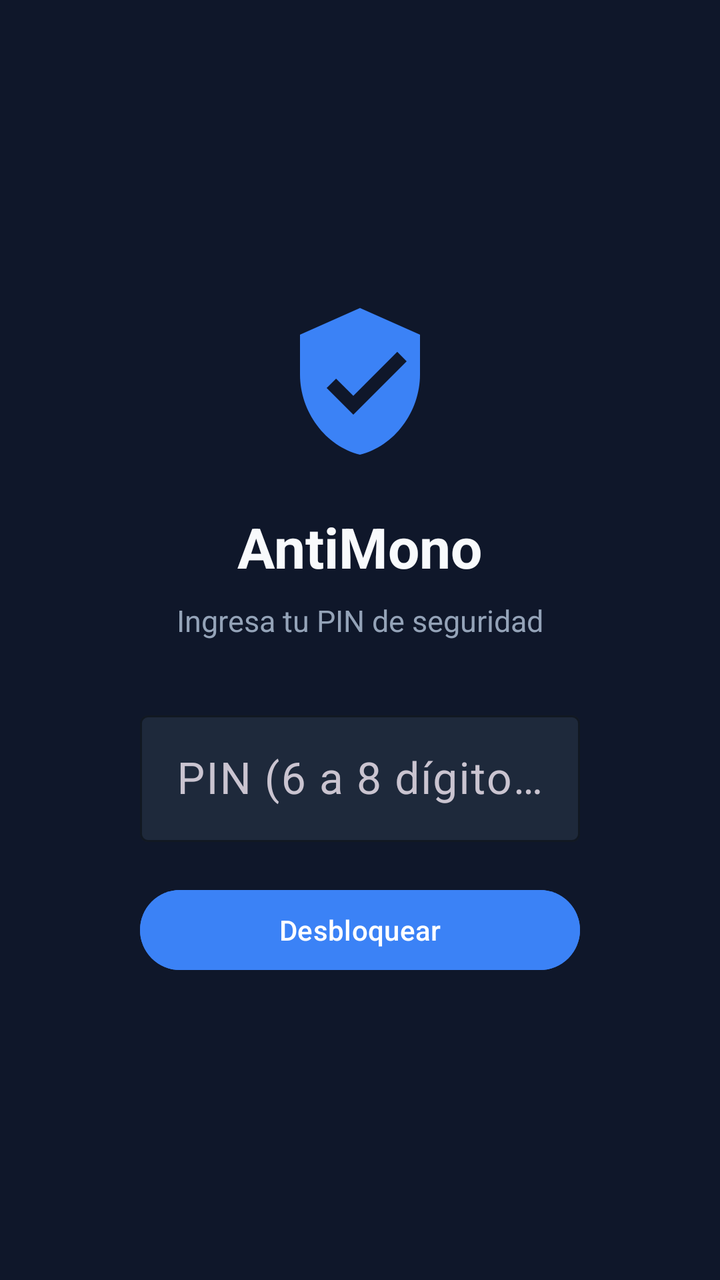
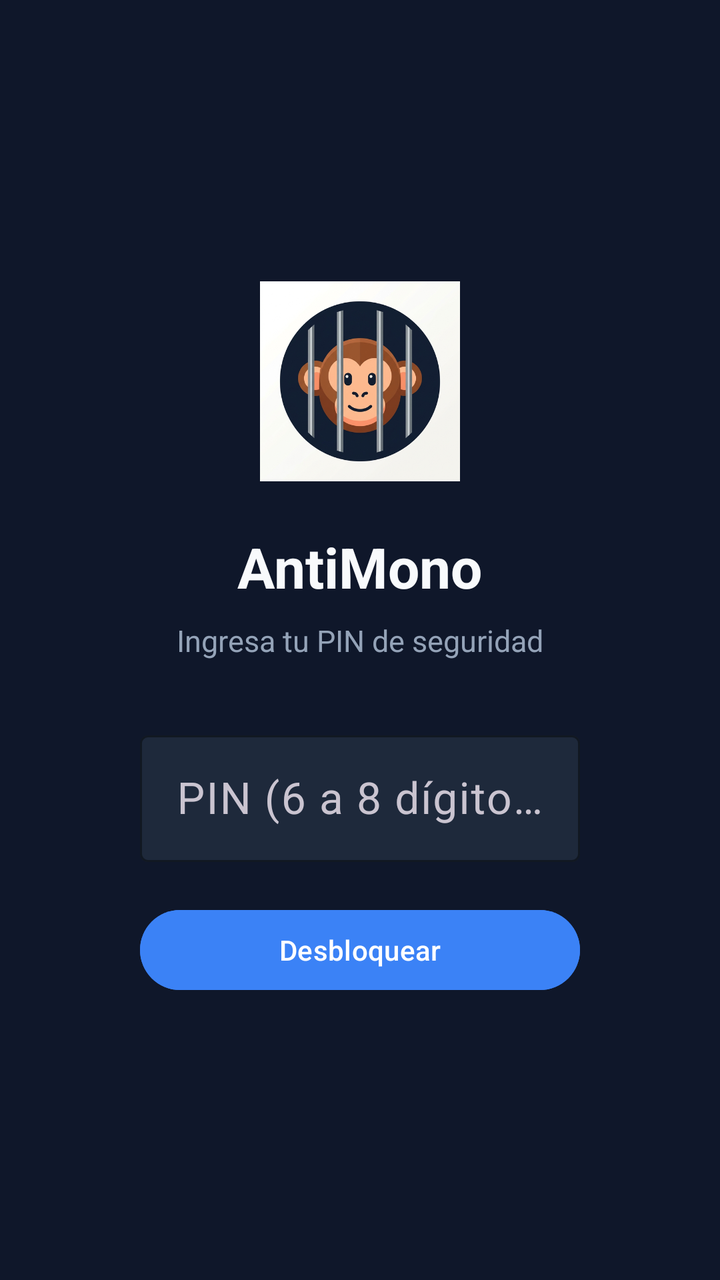

Before-and-after screenshots of an Android layout around one commit, followed by the original layout XML and the change that was made.
<!-- AndroidManifest.xml: application theme Theme.AntiMono -->
<!-- res/layout/activity_main.xml -->
<?xml version="1.0" encoding="utf-8"?>
<androidx.coordinatorlayout.widget.CoordinatorLayout xmlns:android="http://schemas.android.com/apk/res/android"
    xmlns:app="http://schemas.android.com/apk/res-auto"
    android:layout_width="match_parent"
    android:layout_height="match_parent"
    android:background="@color/background">

    
    <LinearLayout
        android:id="@+id/layoutPinAuth"
        android:layout_width="match_parent"
        android:layout_height="match_parent"
        android:gravity="center"
        android:orientation="vertical"
        android:padding="32dp"
        android:visibility="visible">

        <ImageView
            android:layout_width="80dp"
            android:layout_height="80dp"
            android:src="@drawable/ic_shield"
            android:contentDescription="@string/app_name" />

        <TextView
            android:id="@+id/tvPinTitle"
            android:layout_width="wrap_content"
            android:layout_height="wrap_content"
            android:layout_marginTop="24dp"
            android:text="AntiMono"
            android:textColor="@color/text_primary"
            android:textSize="28sp"
            android:textStyle="bold" />

        <TextView
            android:id="@+id/tvPinSubtitle"
            android:layout_width="wrap_content"
            android:layout_height="wrap_content"
            android:layout_marginTop="8dp"
            android:text="Ingresa tu PIN de seguridad"
            android:textColor="@color/text_secondary"
            android:textSize="15sp" />

        <com.google.android.material.textfield.TextInputLayout
            android:layout_width="220dp"
            android:layout_height="wrap_content"
            android:layout_marginTop="32dp"
            app:boxBackgroundColor="@color/surface"
            app:boxStrokeColor="@color/accent"
            app:hintTextColor="@color/accent">

            <com.google.android.material.textfield.TextInputEditText
                android:id="@+id/etPin"
                android:layout_width="match_parent"
                android:layout_height="wrap_content"
                android:gravity="center"
                android:hint="PIN (6 a 8 dígitos)"
                android:imeOptions="actionDone"
                android:inputType="numberPassword"
                android:maxLength="8"
                android:textColor="@color/text_primary"
                android:textSize="22sp" />
        </com.google.android.material.textfield.TextInputLayout>

        <com.google.android.material.button.MaterialButton
            android:id="@+id/btnSubmitPin"
            android:layout_width="220dp"
            android:layout_height="wrap_content"
            android:layout_marginTop="20dp"
            android:backgroundTint="@color/accent"
            android:text="Desbloquear"
            android:textAllCaps="false"
            android:textColor="@color/white" />

    </LinearLayout>

    
    <androidx.core.widget.NestedScrollView
        android:id="@+id/layoutDashboard"
        android:layout_width="match_parent"
        android:layout_height="match_parent"
        android:visibility="gone">

        <LinearLayout
            android:layout_width="match_parent"
            android:layout_height="wrap_content"
            android:orientation="vertical"
            android:padding="20dp">

            
            <LinearLayout
                android:layout_width="match_parent"
                android:layout_height="wrap_content"
                android:gravity="center_vertical"
                android:orientation="horizontal">

                <ImageView
                    android:layout_width="36dp"
                    android:layout_height="36dp"
                    android:src="@drawable/ic_shield"
                    android:contentDescription="@string/app_name" />

                <TextView
                    android:layout_width="0dp"
                    android:layout_height="wrap_content"
                    android:layout_marginStart="12dp"
                    android:layout_weight="1"
                    android:text="AntiMono"
                    android:textColor="@color/text_primary"
                    android:textSize="22sp"
                    android:textStyle="bold" />

                <com.google.android.material.button.MaterialButton
                    android:id="@+id/btnLockApp"
                    style="@style/Widget.Material3.Button.TextButton"
                    android:layout_width="wrap_content"
                    android:layout_height="wrap_content"
                    android:text="Bloquear"
                    android:textColor="@color/accent" />
            </LinearLayout>

            
            <com.google.android.material.card.MaterialCardView
                android:layout_width="match_parent"
                android:layout_height="wrap_content"
                android:layout_marginTop="16dp"
                app:cardBackgroundColor="@color/surface"
                app:cardCornerRadius="16dp"
                app:strokeWidth="0dp">

                <LinearLayout
                    android:layout_width="match_parent"
                    android:layout_height="wrap_content"
                    android:gravity="center_vertical"
                    android:orientation="horizontal"
                    android:padding="16dp">

                    <LinearLayout
                        android:layout_width="0dp"
                        android:layout_height="wrap_content"
                        android:layout_weight="1"
                        android:orientation="vertical">

                        <TextView
                            android:id="@+id/tvProtectionStatus"
                            android:layout_width="wrap_content"
                            android:layout_height="wrap_content"
                            android:text="Protección Activa"
                            android:textColor="@color/status_green"
                            android:textSize="18sp"
                            android:textStyle="bold" />

                        <TextView
                            android:layout_width="wrap_content"
                            android:layout_height="wrap_content"
                            android:layout_marginTop="4dp"
                            android:text="Vigilando páginas y desinstalación"
                            android:textColor="@color/text_secondary"
                            android:textSize="13sp" />
                    </LinearLayout>

                    <com.google.android.material.materialswitch.MaterialSwitch
                        android:id="@+id/switchMasterProtection"
                        android:layout_width="wrap_content"
                        android:layout_height="wrap_content"
                        android:checked="true" />
                </LinearLayout>
            </com.google.android.material.card.MaterialCardView>

            
            <com.google.android.material.card.MaterialCardView
                android:layout_width="match_parent"
                android:layout_height="wrap_content"
                android:layout_marginTop="16dp"
                app:cardBackgroundColor="@color/surface"
                app:cardCornerRadius="16dp"
                app:strokeWidth="0dp">

                <LinearLayout
                    android:layout_width="match_parent"
                    android:layout_height="wrap_content"
                    android:orientation="vertical"
                    android:padding="16dp">

                    <TextView
                        android:layout_width="wrap_content"
                        android:layout_height="wrap_content"
                        android:text="Permisos del Sistema"
                        android:textColor="@color/text_primary"
                        android:textSize="16sp"
                        android:textStyle="bold" />

                    
                    <LinearLayout
                        android:layout_width="match_parent"
                        android:layout_height="wrap_content"
                        android:layout_marginTop="12dp"
                        android:gravity="center_vertical"
                        android:orientation="horizontal">

                        <TextView
                            android:id="@+id/tvAccessibilityStatus"
                            android:layout_width="0dp"
                            android:layout_height="wrap_content"
                            android:layout_weight="1"
                            android:text="1. Accesibilidad: Inactivo"
                            android:textColor="@color/status_red"
                            android:textSize="14sp" />

                        <com.google.android.material.button.MaterialButton
                            android:id="@+id/btnEnableAccessibility"
                            style="@style/Widget.Material3.Button.TonalButton"
                            android:layout_width="wrap_content"
                            android:layout_height="wrap_content"
                            android:text="Activar" />
                    </LinearLayout>

                    
                    <LinearLayout
                        android:layout_width="match_parent"
                        android:layout_height="wrap_content"
                        android:layout_marginTop="10dp"
                        android:gravity="center_vertical"
                        android:orientation="horizontal">

                        <TextView
                            android:id="@+id/tvDeviceAdminStatus"
                            android:layout_width="0dp"
                            android:layout_height="wrap_content"
                            android:layout_weight="1"
                            android:text="2. Anti-Desinstalación: Inactivo"
                            android:textColor="@color/status_red"
                            android:textSize="14sp" />

                        <com.google.android.material.button.MaterialButton
                            android:id="@+id/btnEnableDeviceAdmin"
                            style="@style/Widget.Material3.Button.TonalButton"
                            android:layout_width="wrap_content"
                            android:layout_height="wrap_content"
                            android:text="Activar" />
                    </LinearLayout>

                    
                    <com.google.android.material.button.MaterialButton
                        android:id="@+id/btnBatteryOptimization"
                        style="@style/Widget.Material3.Button.TextButton"
                        android:layout_width="wrap_content"
                        android:layout_height="wrap_content"
                        android:layout_marginTop="4dp"
                        android:text="🔋 Desactivar optimización de batería (Samsung)"
                        android:textColor="@color/accent"
                        android:textSize="12sp" />
                </LinearLayout>
            </com.google.android.material.card.MaterialCardView>

            
            <com.google.android.material.card.MaterialCardView
                android:layout_width="match_parent"
                android:layout_height="wrap_content"
                android:layout_marginTop="16dp"
                app:cardBackgroundColor="@color/surface"
                app:cardCornerRadius="16dp"
                app:strokeWidth="0dp">

                <LinearLayout
                    android:layout_width="match_parent"
                    android:layout_height="wrap_content"
                    android:orientation="vertical"
                    android:padding="16dp">

                    <TextView
                        android:layout_width="wrap_content"
                        android:layout_height="wrap_content"
                        android:text="Filtros Automáticos"
                        android:textColor="@color/text_primary"
                        android:textSize="16sp"
                        android:textStyle="bold" />

                    <LinearLayout
                        android:layout_width="match_parent"
                        android:layout_height="wrap_content"
                        android:layout_marginTop="12dp"
                        android:gravity="center_vertical"
                        android:orientation="horizontal">

                        <TextView
                            android:layout_width="0dp"
                            android:layout_height="wrap_content"
                            android:layout_weight="1"
                            android:text="Bloquear páginas porno y NSFW"
                            android:textColor="@color/text_primary"
                            android:textSize="14sp" />

                        <com.google.android.material.materialswitch.MaterialSwitch
                            android:id="@+id/switchAdultFilter"
                            android:layout_width="wrap_content"
                            android:layout_height="wrap_content" />
                    </LinearLayout>

                    <LinearLayout
                        android:layout_width="match_parent"
                        android:layout_height="wrap_content"
                        android:layout_marginTop="10dp"
                        android:gravity="center_vertical"
                        android:orientation="horizontal">

                        <TextView
                            android:layout_width="0dp"
                            android:layout_height="wrap_content"
                            android:layout_weight="1"
                            android:text="Bloquear Modo Incógnito / Pestañas secretas"
                            android:textColor="@color/text_primary"
                            android:textSize="14sp" />

                        <com.google.android.material.materialswitch.MaterialSwitch
                            android:id="@+id/switchIncognitoFilter"
                            android:layout_width="wrap_content"
                            android:layout_height="wrap_content" />
                    </LinearLayout>
                </LinearLayout>
            </com.google.android.material.card.MaterialCardView>

            
            <com.google.android.material.card.MaterialCardView
                android:layout_width="match_parent"
                android:layout_height="wrap_content"
                android:layout_marginTop="16dp"
                app:cardBackgroundColor="@color/surface"
                app:cardCornerRadius="16dp"
                app:strokeWidth="0dp">

                <LinearLayout
                    android:layout_width="match_parent"
                    android:layout_height="wrap_content"
                    android:orientation="vertical"
                    android:padding="16dp">

                    <TextView
                        android:layout_width="wrap_content"
                        android:layout_height="wrap_content"
                        android:text="Lista Negra Personalizada"
                        android:textColor="@color/text_primary"
                        android:textSize="16sp"
                        android:textStyle="bold" />

                    <TextView
                        android:layout_width="wrap_content"
                        android:layout_height="wrap_content"
                        android:layout_marginTop="2dp"
                        android:text="Sitios específicos que deseas restringir"
                        android:textColor="@color/text_secondary"
                        android:textSize="12sp" />

                    <LinearLayout
                        android:layout_width="match_parent"
                        android:layout_height="wrap_content"
                        android:layout_marginTop="12dp"
                        android:orientation="horizontal">

                        <com.google.android.material.textfield.TextInputLayout
                            android:layout_width="0dp"
                            android:layout_height="wrap_content"
                            android:layout_weight="1"
                            app:boxBackgroundColor="@color/surface_card"
                            app:boxStrokeColor="@color/accent"
                            app:hintTextColor="@color/accent">

                            <com.google.android.material.textfield.TextInputEditText
                                android:id="@+id/etNewDomain"
                                android:layout_width="match_parent"
                                android:layout_height="wrap_content"
                                android:hint="ej. x.com, tiktok.com"
                                android:imeOptions="actionDone"
                                android:inputType="textUri"
                                android:textColor="@color/text_primary"
                                android:textSize="14sp" />
                        </com.google.android.material.textfield.TextInputLayout>

                        <com.google.android.material.button.MaterialButton
                            android:id="@+id/btnAddDomain"
                            android:layout_width="wrap_content"
                            android:layout_height="match_parent"
                            android:layout_marginStart="8dp"
                            android:backgroundTint="@color/accent"
                            android:text="Añadir"
                            android:textAllCaps="false" />
                    </LinearLayout>

                    <androidx.recyclerview.widget.RecyclerView
                        android:id="@+id/rvBlacklist"
                        android:layout_width="match_parent"
                        android:layout_height="wrap_content"
                        android:layout_marginTop="16dp"
                        android:nestedScrollingEnabled="false" />
                </LinearLayout>
            </com.google.android.material.card.MaterialCardView>

            
            <com.google.android.material.button.MaterialButton
                android:id="@+id/btnChangePin"
                style="@style/Widget.Material3.Button.OutlinedButton"
                android:layout_width="match_parent"
                android:layout_height="wrap_content"
                android:layout_marginTop="24dp"
                android:layout_marginBottom="40dp"
                android:text="Cambiar PIN de seguridad"
                android:textAllCaps="false"
                android:textColor="@color/text_secondary" />

        </LinearLayout>
    </androidx.core.widget.NestedScrollView>

</androidx.coordinatorlayout.widget.CoordinatorLayout>
<!-- resources referenced by this layout -->
<resources>
  <color name="accent">#3B82F6</color>
  <color name="background">#0F172A</color>
  <color name="status_green">#10B981</color>
  <color name="status_red">#EF4444</color>
  <color name="surface">#1E293B</color>
  <color name="surface_card">#334155</color>
  <color name="text_primary">#F8FAFC</color>
  <color name="text_secondary">#94A3B8</color>
  <color name="white">#FFFFFF</color>
  <!-- drawable ic_shield (drawable) -->
  <vector xmlns:android="http://schemas.android.com/apk/res/android"
      android:width="24dp"
      android:height="24dp"
      android:viewportWidth="24"
      android:viewportHeight="24">
      <path
          android:fillColor="#3B82F6"
          android:pathData="M12,1L3,5v6c0,5.55 3.84,10.74 9,12c5.16,-1.26 9,-6.45 9,-12V5L12,1zm-1,16l-4,-4l1.41,-1.41L11,14.17l6.59,-6.59L19,9l-8,8z"/>
  </vector>
  <string name="app_name">AntiMono</string>
  <style name="Theme.AntiMono" parent="Theme.Material3.Dark.NoActionBar">
          <item name="colorPrimary">@color/accent</item>
          <item name="colorOnPrimary">@color/white</item>
          <item name="android:colorBackground">@color/background</item>
          <item name="colorSurface">@color/surface</item>
          <item name="android:statusBarColor">@color/background</item>
          <item name="android:navigationBarColor">@color/background</item>
      </style>
</resources>

<!-- the commit's change to res/layout/activity_main.xml (unified diff, before → after) -->
@@ -16,9 +16,9 @@
         android:visibility="visible">
 
         <ImageView
-            android:layout_width="80dp"
-            android:layout_height="80dp"
-            android:src="@drawable/ic_shield"
+            android:layout_width="100dp"
+            android:layout_height="100dp"
+            android:src="@drawable/ic_logo"
             android:contentDescription="@string/app_name" />
 
         <TextView
@@ -94,9 +94,9 @@
                 android:orientation="horizontal">
 
                 <ImageView
-                    android:layout_width="36dp"
-                    android:layout_height="36dp"
-                    android:src="@drawable/ic_shield"
+                    android:layout_width="40dp"
+                    android:layout_height="40dp"
+                    android:src="@drawable/ic_logo"
                     android:contentDescription="@string/app_name" />
 
                 <TextView
<!-- resource entries referenced after the edit -->
@@ -9,16 +9,7 @@
   <color name="text_primary">#F8FAFC</color>
   <color name="text_secondary">#94A3B8</color>
   <color name="white">#FFFFFF</color>
-  <!-- drawable ic_shield (drawable) -->
-  <vector xmlns:android="http://schemas.android.com/apk/res/android"
-      android:width="24dp"
-      android:height="24dp"
-      android:viewportWidth="24"
-      android:viewportHeight="24">
-      <path
-          android:fillColor="#3B82F6"
-          android:pathData="M12,1L3,5v6c0,5.55 3.84,10.74 9,12c5.16,-1.26 9,-6.45 9,-12V5L12,1zm-1,16l-4,-4l1.41,-1.41L11,14.17l6.59,-6.59L19,9l-8,8z"/>
-  </vector>
+  <!-- drawable ic_logo: png bitmap (drawable, 254425 bytes) -->
   <string name="app_name">AntiMono</string>
   <style name="Theme.AntiMono" parent="Theme.Material3.Dark.NoActionBar">
           <item name="colorPrimary">@color/accent</item>
